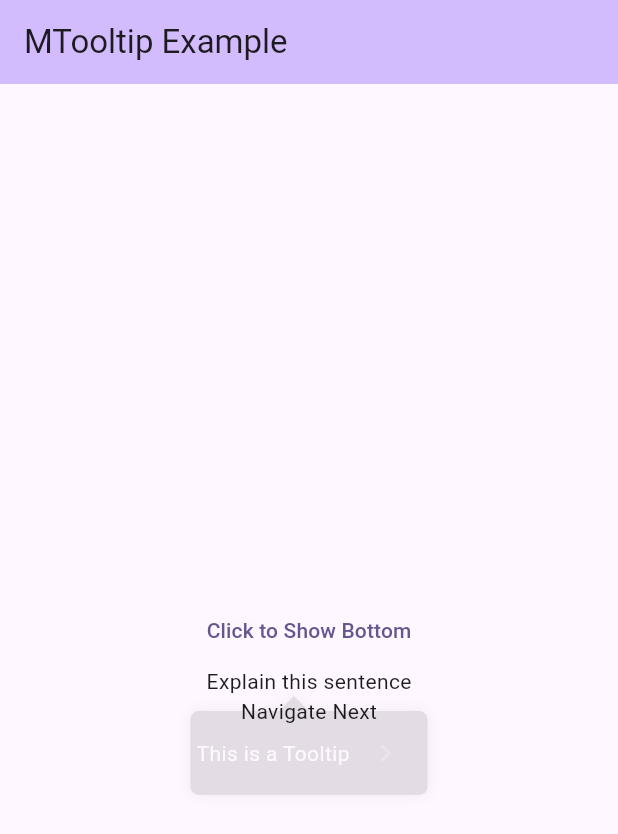
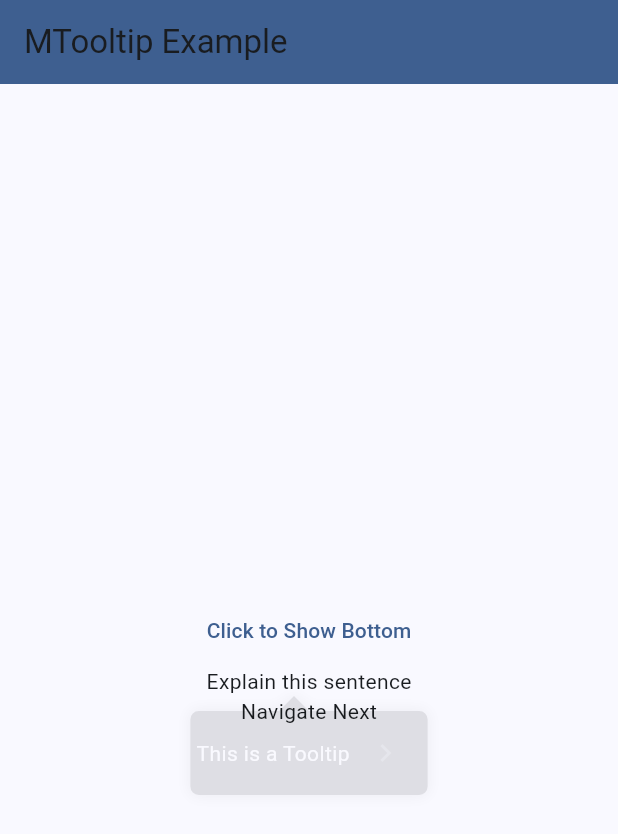
Before and after one commit to mohammedhashim790/MTooltip, a Flutter app: the screen it shows after launch, after a tap on "Click to Show Bottom", after a tap on the "navigate next" icon, on a phone screen of 412 x 824 dp. Shown: the top 834 px of the screen. Run offline on Flutter 3.47's test engine with Material 3 defaults, Android fonts, the phone set to English and light mode, and no system bars.

```diff
--- a/example/lib/main.dart
+++ b/example/lib/main.dart
@@ -13,7 +13,9 @@ class MyTooltipApp extends StatelessWidget {
     return MaterialApp(
       title: 'MTooltip Example',
       theme: ThemeData(
-        colorScheme: ColorScheme.fromSeed(seedColor: Colors.deepPurple),
+        colorScheme: ColorScheme.fromSeed(
+          seedColor: Color.fromRGBO(0, 38, 79, 1.0),
+        ),
       ),
       home: const TooltipExample(title: 'MTooltip Example'),
     );
@@ -37,7 +39,7 @@ class _TooltipExampleState extends State<TooltipExample> {
   Widget build(BuildContext context) {
     return Scaffold(
       appBar: AppBar(
-        backgroundColor: Theme.of(context).colorScheme.inversePrimary,
+        backgroundColor: Theme.of(context).colorScheme.primary,
         title: Text(widget.title),
       ),
       body: Center(
@@ -71,6 +73,12 @@ class _TooltipExampleState extends State<TooltipExample> {
                   waitDuration: Duration(seconds: 1),
                   fadeInDuration: Duration(seconds: 2),
                   showDuration: Duration(seconds: 4),
+                  onRendered: () {
+                    print("MC1 Rendered");
+                  },
+                  onDismiss: () {
+                    print("MC1 Dismiss");
+                  },
                   mTooltipController: mc1,
                   child: const Text("Explain this sentence"),
                 ),
@@ -95,6 +103,12 @@ class _TooltipExampleState extends State<TooltipExample> {
                       ),
                     ],
                   ),
+                  onRendered: () {
+                    print("MC2 Rendered");
+                  },
+                  onDismiss: () {
+                    print("MC2 Dismiss");
+                  },
                   tooltipAlign: TooltipAlign.bottom,
                   waitDuration: Duration(seconds: 1),
                   fadeInDuration: Duration(seconds: 2),
--- a/lib/src/core/mtooltip.dart
+++ b/lib/src/core/mtooltip.dart
@@ -4,6 +4,12 @@ import 'package:flutter/material.dart';
 
 import '../../mtooltip.dart';
 import 'mtooltip_position_delegate.dart';
+
+/// Function for when a tooltip is displayed.
+typedef MTooltipShowCallBack = void Function();
+
+/// Function for when a tooltip is displayed.
+typedef MTooltipDismissCallBack = void Function();
 
 /// A lightweight tooltip widget that displays [tooltipContent] in an [Overlay]
 /// positioned relative to the [child] widget's [BuildContext].
@@ -57,6 +63,12 @@ class MTooltip extends StatefulWidget {
   /// Duration used for the fade-out animation.
   final Duration fadeOutDuration;
 
+  /// Callback when the tooltip is rendered / displayed
+  MTooltipShowCallBack? onRendered = () => {};
+
+  /// Callback when the tooltip is dimissed
+  MTooltipDismissCallBack? onDismiss = () => {};
+
   /// Create an [MTooltip].
   ///
   /// - `mTooltipController` is required and will be attached to this state so
@@ -69,16 +81,18 @@ class MTooltip extends StatefulWidget {
     required this.child,
     required this.context,
     required this.tooltipContent,
+    required MTooltipController mTooltipController,
+    this.shadow,
+    this.padding,
+    this.onRendered,
+    this.onDismiss,
     this.backgroundColor = Colors.black54,
     this.barrierDismissible = true,
     this.tooltipAlign = TooltipAlign.bottom,
-    required MTooltipController mTooltipController,
     Duration? showDuration,
     Duration? waitDuration,
     Duration? fadeInDuration,
     Duration? fadeOutDuration,
-    this.shadow,
-    this.padding,
   })  : _mTooltipController = mTooltipController,
         waitDuration = waitDuration ?? Duration(seconds: 0),
         fadeInDuration = fadeInDuration ?? Duration(seconds: 1),
@@ -263,12 +277,14 @@ class MTooltipState extends State<MTooltip>
 
     if (immediately) {
       _entry!.remove();
+      widget.onDismiss?.call();
       return Future.value();
     }
 
     return _controller.reverse().then((_) {
       if (_entry != null) {
         _entry!.remove();
+        widget.onDismiss?.call();
       }
     });
   }
@@ -288,7 +304,7 @@ class MTooltipState extends State<MTooltip>
       _newEntry();
     }
     overlayState!.insert(_entry!);
-    _controller.forward();
+    _controller.forward().then((_) => widget.onRendered?.call());
     _isConcealed = false;
 
     if (widget.showDuration.inSeconds != 0) {
```
